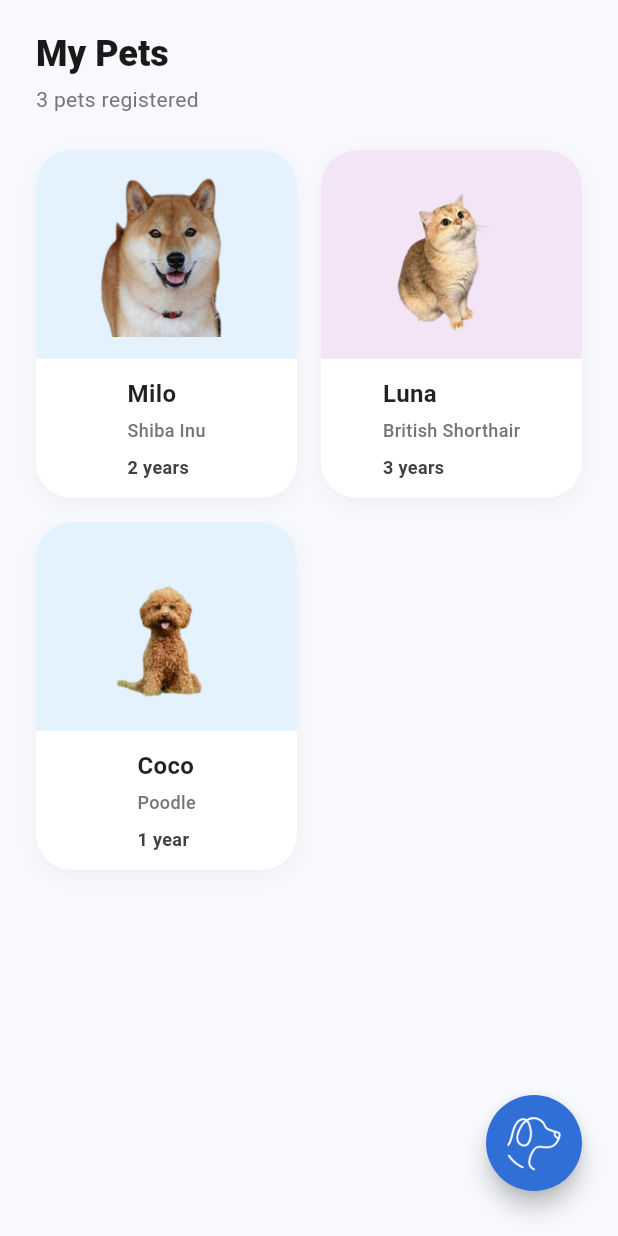
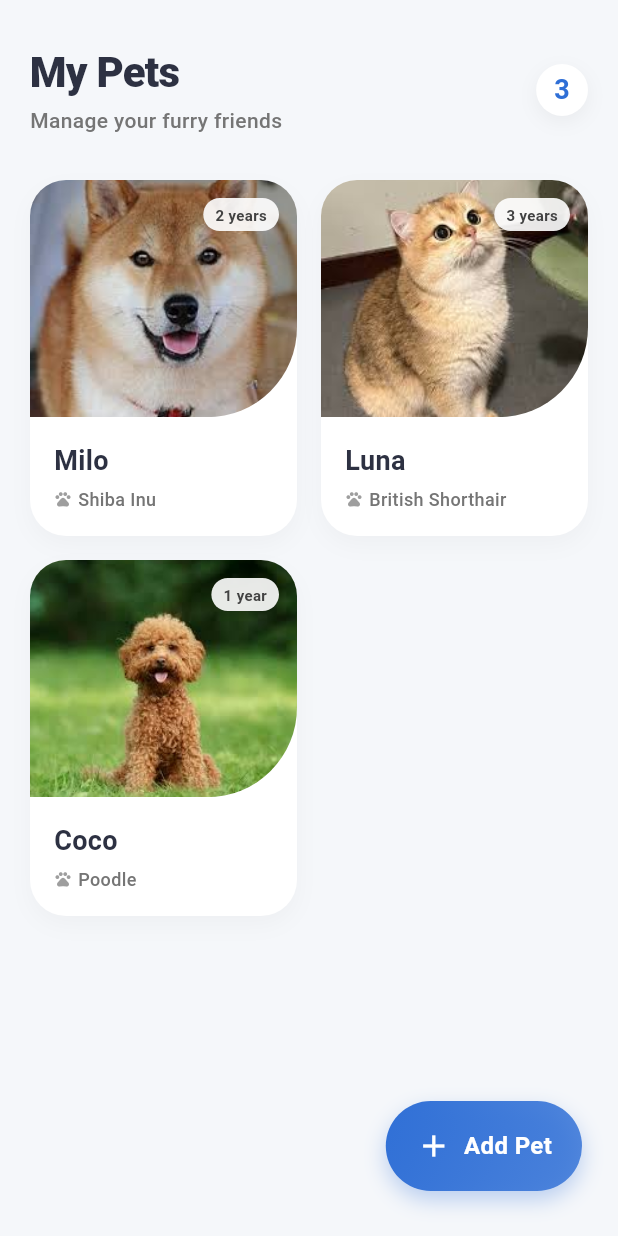
Before and after one commit to stfd9/FYP_Project, a Flutter app: the _PetProfileBody screen opened directly, on a phone screen of 412 x 824 dp. Run offline on Flutter 3.47's test engine with Material 3 defaults, Android fonts, the phone set to English and light mode, and no system bars; our stand-ins replace camera, image_picker.

Commit message:
pet profile page

```diff
--- a/lib/View/pet_detail_view.dart
+++ b/lib/View/pet_detail_view.dart
@@ -64,13 +64,16 @@ class _PetDetailBodyState extends State<_PetDetailBody> {
             height: imageHeight,
             child: Transform.translate(
               offset: Offset(0, imageParallax),
+              child: Hero(
+                tag: 'pet_${pet.name}',
                 child: Container(
                   decoration: BoxDecoration(
                     color: const Color(0xFFF8E8D4),
                     image: petImagePath != null
                         ? DecorationImage(
                             image: AssetImage(petImagePath),
-                          fit: BoxFit.cover, // Ensures image fills the area
+                            fit: BoxFit.cover,
+                            alignment: Alignment.center,
                           )
                         : null,
                   ),
@@ -83,6 +86,7 @@ class _PetDetailBodyState extends State<_PetDetailBody> {
                           ),
                         )
                       : null,
+                ),
               ),
             ),
           ),
--- a/lib/View/pet_profile_view.dart
+++ b/lib/View/pet_profile_view.dart
@@ -23,74 +23,112 @@ class _PetProfileBody extends StatelessWidget {
   Widget build(BuildContext context) {
     final viewModel = context.watch<PetProfileViewModel>();
     final theme = Theme.of(context);
+    final colorScheme = theme.colorScheme;
 
     return Scaffold(
-      backgroundColor: const Color(0xFFF8F9FD), // Light grey background
+      backgroundColor: const Color(0xFFF5F7FA),
       body: SafeArea(
+        bottom: false,
         child: Stack(
           children: [
-            // --- Main Content ---
-            Padding(
-              padding: const EdgeInsets.fromLTRB(24, 20, 24, 0),
+            CustomScrollView(
+              slivers: [
+                // Header
+                SliverToBoxAdapter(
+                  child: Padding(
+                    padding: const EdgeInsets.fromLTRB(20, 20, 20, 0),
                     child: Column(
                       crossAxisAlignment: CrossAxisAlignment.start,
                       children: [
-                  // --- Header ---
+                        const SizedBox(height: 10),
+                        Row(
+                          mainAxisAlignment: MainAxisAlignment.spaceBetween,
+                          children: [
                             Column(
                               crossAxisAlignment: CrossAxisAlignment.start,
                               children: [
                                 Text(
                                   'My Pets',
-                        style: theme.textTheme.headlineSmall?.copyWith(
+                                  style: theme.textTheme.headlineMedium
+                                      ?.copyWith(
                                         fontWeight: FontWeight.w800,
-                          color: const Color(0xFF1A1A1A),
+                                        color: const Color(0xFF2D3142),
+                                        letterSpacing: -0.5,
                                       ),
                                 ),
                                 const SizedBox(height: 4),
                                 Text(
-                        '${viewModel.pets.length} pets registered',
+                                  'Manage your furry friends',
+                                  style: theme.textTheme.bodyMedium?.copyWith(
+                                    color: Colors.grey.shade600,
+                                    fontWeight: FontWeight.w500,
+                                  ),
+                                ),
+                              ],
+                            ),
+                            Container(
+                              padding: const EdgeInsets.all(12),
+                              decoration: BoxDecoration(
+                                color: Colors.white,
+                                shape: BoxShape.circle,
+                                boxShadow: [
+                                  BoxShadow(
+                                    color: Colors.black.withValues(alpha: 0.05),
+                                    blurRadius: 10,
+                                    offset: const Offset(0, 4),
+                                  ),
+                                ],
+                              ),
+                              child: Text(
+                                '${viewModel.pets.length}',
                                 style: TextStyle(
-                          fontSize: 14,
-                          color: Colors.grey.shade600,
+                                  fontSize: 18,
+                                  fontWeight: FontWeight.bold,
+                                  color: colorScheme.primary,
+                                ),
+                              ),
+                            ),
+                          ],
+                        ),
+                        const SizedBox(height: 30),
+                      ],
+                    ),
+                  ),
+                ),
+
+                // Grid
+                if (!viewModel.hasPets)
+                  SliverFillRemaining(
+                    hasScrollBody: false,
+                    child: _EmptyPetsState(
+                      onAddPet: () => viewModel.openAddPet(context),
+                    ),
+                  )
+                else
+                  SliverPadding(
+                    padding: const EdgeInsets.fromLTRB(20, 0, 20, 100),
+                    sliver: SliverGrid(
+                      gridDelegate:
+                          const SliverGridDelegateWithFixedCrossAxisCount(
+                            crossAxisCount: 2,
+                            childAspectRatio: 0.75,
+                            crossAxisSpacing: 16,
+                            mainAxisSpacing: 16,
+                          ),
+                      delegate: SliverChildBuilderDelegate((context, index) {
+                        final pet = viewModel.pets[index];
+                        return _PetGridCard(
+                          pet: pet,
+                          index: index,
+                          onTap: () => viewModel.openPetDetail(context, pet),
+                        );
+                      }, childCount: viewModel.pets.length),
                     ),
                   ),
               ],
             ),
 
-                  const SizedBox(height: 24),
-
-                  // --- Grid Content ---
-                  if (!viewModel.hasPets)
-                    _EmptyPetsState(
-                      onAddPet: () => viewModel.openAddPet(context),
-                    )
-                  else
-                    Expanded(
-                      child: GridView.builder(
-                        padding: const EdgeInsets.only(bottom: 100),
-                        gridDelegate:
-                            const SliverGridDelegateWithFixedCrossAxisCount(
-                              crossAxisCount: 2, // 2 Columns
-                              childAspectRatio: 0.75, // Taller cards
-                              crossAxisSpacing: 16,
-                              mainAxisSpacing: 16,
-                            ),
-                        itemCount: viewModel.pets.length,
-                        itemBuilder: (context, index) {
-                          final pet = viewModel.pets[index];
-
-                          return _PetGridCard(
-                            pet: pet,
-                            onTap: () => viewModel.openPetDetail(context, pet),
-                          );
-                        },
-                      ),
-                    ),
-                ],
-              ),
-            ),
-
-            // --- Floating Add Button (Bottom Right) ---
+            // Floating Add Button
             Positioned(
               bottom: 30,
               right: 24,
@@ -105,7 +143,6 @@ class _PetProfileBody extends StatelessWidget {
   }
 }
 
-// --- 1. Fixed Floating Add Button ---
 class _FloatingAddButton extends StatelessWidget {
   final VoidCallback onTap;
 
@@ -115,21 +152,48 @@ class _FloatingAddButton extends StatelessWidget {
   Widget build(BuildContext context) {
     final colorScheme = Theme.of(context).colorScheme;
 
-    return SizedBox(
-      width: 64,
-      height: 64,
-      child: FloatingActionButton(
-        onPressed: onTap,
-        backgroundColor: colorScheme.primary, // Cobalt Blue
-        elevation: 6,
-        shape: const CircleBorder(),
-        child: Center(
-          child: Image.asset(
-            'images/assets/dog_icon.png', // Ensure this file exists
-            width: 38,
-            height: 38,
+    return Container(
+      height: 60,
+      decoration: BoxDecoration(
+        gradient: LinearGradient(
+          colors: [
+            colorScheme.primary,
+            colorScheme.primary.withValues(alpha: 0.8),
+          ],
+          begin: Alignment.topLeft,
+          end: Alignment.bottomRight,
+        ),
+        borderRadius: BorderRadius.circular(30),
+        boxShadow: [
+          BoxShadow(
+            color: colorScheme.primary.withValues(alpha: 0.3),
+            blurRadius: 12,
+            offset: const Offset(0, 6),
+          ),
+        ],
+      ),
+      child: Material(
+        color: Colors.transparent,
+        child: InkWell(
+          onTap: onTap,
+          borderRadius: BorderRadius.circular(30),
+          child: Padding(
+            padding: const EdgeInsets.symmetric(horizontal: 20),
+            child: Row(
+              mainAxisSize: MainAxisSize.min,
+              children: [
+                const Icon(Icons.add, color: Colors.white, size: 24),
+                const SizedBox(width: 8),
+                const Text(
+                  'Add Pet',
+                  style: TextStyle(
                     color: Colors.white,
-            fit: BoxFit.contain,
+                    fontWeight: FontWeight.bold,
+                    fontSize: 16,
+                  ),
+                ),
+              ],
+            ),
           ),
         ),
       ),
@@ -137,84 +201,122 @@ class _FloatingAddButton extends StatelessWidget {
   }
 }
 
-// --- 2. REDESIGNED Grid Card (Two-Tone: Color Top, White Bottom) ---
 class _PetGridCard extends StatelessWidget {
   final PetInfo pet;
+  final int index;
   final VoidCallback onTap;
 
-  const _PetGridCard({required this.pet, required this.onTap});
+  const _PetGridCard({
+    required this.pet,
+    required this.index,
+    required this.onTap,
+  });
 
   @override
   Widget build(BuildContext context) {
     final isDog = pet.species.toLowerCase() == 'dog';
 
-    // --- Image Logic ---
+    // Dynamic colors based on index/species
+    final List<Color> bgColors = isDog
+        ? [const Color(0xFFE3F2FD), const Color(0xFFBBDEFB)]
+        : [const Color(0xFFF3E5F5), const Color(0xFFE1BEE7)];
+
+    // Image Logic
     String? petImagePath;
     if (pet.name == 'Milo') {
-      petImagePath = 'images/assets/shiba.png';
+      petImagePath = 'images/assets/shiba.jpeg';
     } else if (pet.name == 'Luna') {
-      petImagePath = 'images/assets/british_sh.png';
+      petImagePath = 'images/assets/british_sh.jpeg';
     } else if (pet.name == 'Coco') {
-      petImagePath = 'images/assets/poodle.png';
+      petImagePath = 'images/assets/poodle.jpeg';
     }
-
-    // --- Color Logic ---
-    final topBackgroundColor = isDog
-        ? const Color(0xFFE3F2FD) // Soft Blue for Dogs
-        : const Color(0xFFF3E5F5); // Soft Pink for Cats
 
     return GestureDetector(
       onTap: onTap,
       child: Container(
-        // The main card background is WHITE
         decoration: BoxDecoration(
           color: Colors.white,
           borderRadius: BorderRadius.circular(24),
           boxShadow: [
             BoxShadow(
-              color: Colors.black.withValues(alpha: 0.04),
-              blurRadius: 10,
-              offset: const Offset(0, 4),
+              color: Colors.black.withValues(alpha: 0.03),
+              blurRadius: 12,
+              offset: const Offset(0, 6),
             ),
           ],
         ),
         child: Column(
+          crossAxisAlignment: CrossAxisAlignment.start,
           children: [
-            // --- Top Half: Image (Colored Background) ---
+            // Image Section
             Expanded(
-              flex: 3,
+              flex: 4,
+              child: Hero(
+                tag: 'pet_${pet.name}',
                 child: Container(
                   width: double.infinity,
                   decoration: BoxDecoration(
-                  color: topBackgroundColor, // Color applied here
+                    gradient: petImagePath == null
+                        ? LinearGradient(
+                            colors: bgColors,
+                            begin: Alignment.topLeft,
+                            end: Alignment.bottomRight,
+                          )
+                        : null,
                     borderRadius: const BorderRadius.only(
                       topLeft: Radius.circular(24),
                       topRight: Radius.circular(24),
-                    // No bottom radius so it sits flush with the white part
+                      bottomRight: Radius.circular(60),
+                    ),
+                    image: petImagePath != null
+                        ? DecorationImage(
+                            image: AssetImage(petImagePath),
+                            fit: BoxFit.cover,
+                          )
+                        : null,
+                  ),
+                  child: Stack(
+                    children: [
+                      if (petImagePath == null)
+                        Center(
+                          child: Icon(
+                            isDog ? Icons.pets : Icons.pets_outlined,
+                            size: 50,
+                            color: Colors.white.withValues(alpha: 0.5),
                           ),
                         ),
-                child: Center(
-                  child: petImagePath != null
-                      ? Image.asset(
-                          petImagePath,
-                          width: 110,
-                          height: 110,
-                          fit: BoxFit.contain,
-                        )
-                      : Icon(
-                          isDog ? Icons.pets : Icons.pets_outlined,
-                          size: 50,
-                          color: Colors.black.withValues(alpha: 0.1),
+                      Positioned(
+                        top: 12,
+                        right: 12,
+                        child: Container(
+                          padding: const EdgeInsets.symmetric(
+                            horizontal: 8,
+                            vertical: 4,
+                          ),
+                          decoration: BoxDecoration(
+                            color: Colors.white.withValues(alpha: 0.9),
+                            borderRadius: BorderRadius.circular(12),
+                          ),
+                          child: Text(
+                            pet.age,
+                            style: TextStyle(
+                              fontSize: 10,
+                              fontWeight: FontWeight.bold,
+                              color: Colors.grey.shade800,
                             ),
                           ),
                         ),
                       ),
-
-            // --- Bottom Half: Details (White Background) ---
+                    ],
+                  ),
+                ),
+              ),
+            ),
+            // Info Section
             Expanded(
               flex: 2,
               child: Padding(
-                padding: const EdgeInsets.all(12),
+                padding: const EdgeInsets.fromLTRB(16, 12, 16, 12),
                 child: Column(
                   crossAxisAlignment: CrossAxisAlignment.start,
                   mainAxisAlignment: MainAxisAlignment.center,
@@ -224,30 +326,33 @@ class _PetGridCard extends StatelessWidget {
                       maxLines: 1,
                       overflow: TextOverflow.ellipsis,
                       style: const TextStyle(
-                        fontSize: 16,
-                        fontWeight: FontWeight.bold,
-                        color: Colors.black87, // Black Text
+                        fontSize: 18,
+                        fontWeight: FontWeight.w700,
+                        color: Color(0xFF2D3142),
                       ),
                     ),
                     const SizedBox(height: 4),
-                    Text(
+                    Row(
+                      children: [
+                        Icon(
+                          isDog ? Icons.pets : Icons.pets_outlined,
+                          size: 12,
+                          color: Colors.grey.shade500,
+                        ),
+                        const SizedBox(width: 4),
+                        Expanded(
+                          child: Text(
                             pet.breed,
                             maxLines: 1,
                             overflow: TextOverflow.ellipsis,
                             style: TextStyle(
                               fontSize: 12,
-                        color: Colors.grey.shade600, // Grey Text
+                              color: Colors.grey.shade600,
                               fontWeight: FontWeight.w500,
                             ),
                           ),
-                    const Spacer(),
-                    Text(
-                      pet.age,
-                      style: TextStyle(
-                        fontSize: 12,
-                        color: Colors.grey.shade800, // Dark Grey Text
-                        fontWeight: FontWeight.w600,
                         ),
+                      ],
                     ),
                   ],
                 ),
@@ -260,26 +365,38 @@ class _PetGridCard extends StatelessWidget {
   }
 }
 
-// --- 3. Empty State ---
 class _EmptyPetsState extends StatelessWidget {
   final VoidCallback onAddPet;
   const _EmptyPetsState({required this.onAddPet});
 
   @override
   Widget build(BuildContext context) {
-    return Expanded(
-      child: Center(
+    return Center(
       child: Column(
         mainAxisAlignment: MainAxisAlignment.center,
         children: [
-            Icon(Icons.pets, size: 70, color: Colors.grey.shade300),
-            const SizedBox(height: 20),
+          Container(
+            padding: const EdgeInsets.all(24),
+            decoration: BoxDecoration(
+              color: Colors.white,
+              shape: BoxShape.circle,
+              boxShadow: [
+                BoxShadow(
+                  color: Colors.black.withValues(alpha: 0.03),
+                  blurRadius: 20,
+                  offset: const Offset(0, 10),
+                ),
+              ],
+            ),
+            child: Icon(Icons.pets, size: 60, color: Colors.grey.shade300),
+          ),
+          const SizedBox(height: 24),
           Text(
             'No pets yet',
             style: TextStyle(
               fontSize: 20,
               fontWeight: FontWeight.bold,
-                color: Colors.grey.shade600,
+              color: Colors.grey.shade700,
             ),
           ),
           const SizedBox(height: 8),
@@ -287,8 +404,19 @@ class _EmptyPetsState extends StatelessWidget {
             'Add your first pet to start tracking.',
             style: TextStyle(fontSize: 14, color: Colors.grey.shade500),
           ),
+          const SizedBox(height: 32),
+          OutlinedButton.icon(
+            onPressed: onAddPet,
+            icon: const Icon(Icons.add),
+            label: const Text('Add Pet'),
+            style: OutlinedButton.styleFrom(
+              padding: const EdgeInsets.symmetric(horizontal: 24, vertical: 12),
+              shape: RoundedRectangleBorder(
+                borderRadius: BorderRadius.circular(12),
+              ),
+            ),
+          ),
         ],
-        ),
       ),
     );
   }
```
Also changed, not shown: images/assets/british_sh.png (deleted), images/assets/poodle.png (deleted), images/assets/shiba.png (deleted). Lines whose indentation alone changed are shown as unchanged.
